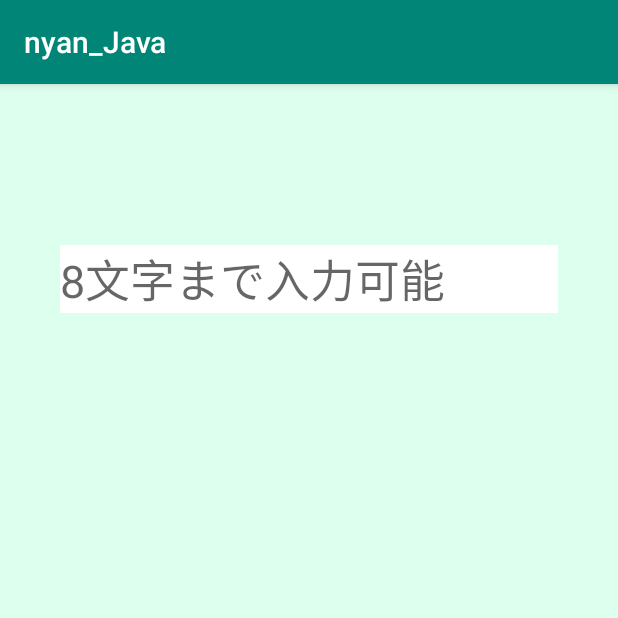
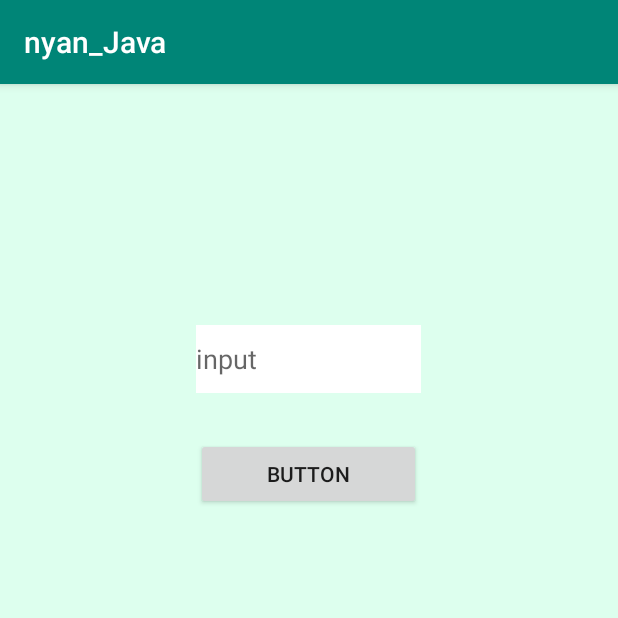
Before and after one commit to wat128/nyan_Java, an Android app: the screen it shows after launch (MainActivity), on a phone screen of 412 x 824 dp, the top half of it. Run offline under Robolectric (Android 15) with nearby library versions, the phone set to English and light mode, and no system bars.

Commit message:
3.EditText EditTextをコードで記述する

```diff
--- a/app/src/main/java/com/wat128/nyan_java/MainActivity.java
+++ b/app/src/main/java/com/wat128/nyan_java/MainActivity.java
@@ -1,5 +1,6 @@
 package com.wat128.nyan_java;
 
+import androidx.annotation.Nullable;
 import androidx.appcompat.app.AppCompatActivity;
 import androidx.constraintlayout.widget.ConstraintLayout;
 import androidx.constraintlayout.widget.ConstraintSet;
@@ -34,40 +35,74 @@ import org.w3c.dom.Text;
 import java.lang.reflect.Type;
 import java.util.Locale;
 
-public class MainActivity extends AppCompatActivity implements TextWatcher {
+public class MainActivity extends AppCompatActivity {
 
     private TextView textView;
+    private EditText editText;
 
     @Override
-    protected void onCreate(Bundle savedInstanceState) {
+    protected void onCreate(@Nullable Bundle savedInstanceState) {
         super.onCreate(savedInstanceState);
-        setContentView(R.layout.activity_main);
 
-        EditText editText = findViewById(R.id.edit_text);
-        editText.addTextChangedListener(this);
-        textView = findViewById(R.id.text_view);
-    }
+        LinearLayout layout = new LinearLayout(this);
 
-    @Override
-    public void beforeTextChanged(CharSequence s, int start, int count, int after) {
+        layout.setOrientation(LinearLayout.VERTICAL);
+        layout.setBackgroundColor(0xffddffee);
+        layout.setLayoutParams(new LinearLayout.LayoutParams(
+                LinearLayout.LayoutParams.MATCH_PARENT,
+                LinearLayout.LayoutParams.MATCH_PARENT));
+
+        layout.setGravity(Gravity.CENTER_HORIZONTAL);
+        setContentView(layout);
+
+        float scale = getResources().getDisplayMetrics().density;
+        int margins = (int)(30 * scale);
+
+        textView = new TextView(this);
+        textView.setTextSize(TypedValue.COMPLEX_UNIT_DIP, 30);
+        textView.setTextColor(Color.rgb(0x0,0x0,0x0));
+
+        LinearLayout.LayoutParams textLayoutParams = new LinearLayout.LayoutParams(
+                LinearLayout.LayoutParams.WRAP_CONTENT,
+                LinearLayout.LayoutParams.WRAP_CONTENT);
+
+        textLayoutParams.setMargins(margins, margins*3, margins, margins);
+        textView.setLayoutParams(textLayoutParams);
+        layout.addView(textView);
+
+        editText = new EditText(this);
+        String strHint = "input";
+        editText.setHint(strHint);
+
+        int editTextWidth = (int)(150 * scale);
+        LinearLayout.LayoutParams editTextParams = new LinearLayout.LayoutParams(
+                editTextWidth, LinearLayout.LayoutParams.WRAP_CONTENT);
+        editText.setLayoutParams(editTextParams);
+
+        editText.setBackgroundColor(0xffffffff);
+
+        layout.addView(editText);
+
+        Button button = new Button(this);
+        String strTitle = "Button";
+        button.setText(strTitle);
+
+        int buttonWidth = (int)(150 * scale);
+        LinearLayout.LayoutParams buttonLayoutParams = new LinearLayout.LayoutParams(
+                buttonWidth, LinearLayout.LayoutParams.WRAP_CONTENT);
+        buttonLayoutParams.setMargins(margins, margins, margins, margins);
+        button.setLayoutParams(buttonLayoutParams);
+        layout.addView(button);
+
+        button.setOnClickListener(new View.OnClickListener() {
+            @Override
+            public void onClick(View v) {
+                String text = editText.getText().toString();
+                textView.setText(text);
+                editText.setText("");
+            }
+        });
+
 
     }
-
-    @Override
-    public void onTextChanged(CharSequence s, int start, int before, int count) {
-
-    }
-
-    @Override
-    public void afterTextChanged(Editable s) {
-        String text = s.toString();
-
-        if(text.length() > 8){
-            textView.setText(text + "文字数オーバー");
-            textView.setTextColor(Color.RED);
-        } else {
-            textView.setText(text);
-            textView.setTextColor(Color.BLACK);
-        }
-    }
 }
```
